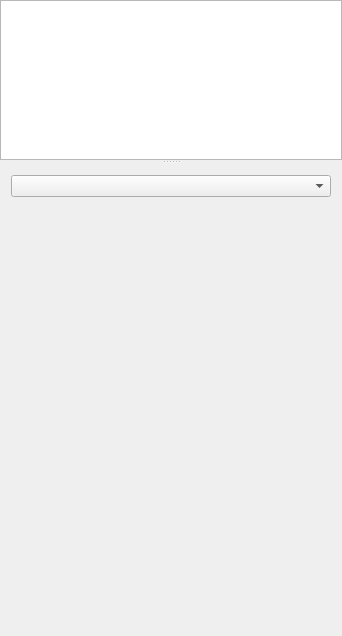
Old version of the form src/ui/qgsgenericprojectionselectorbase.ui in the repository qgis/QGIS.
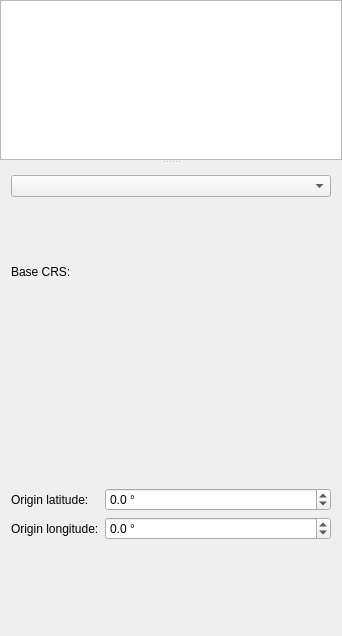
New version of the form. The open tabs and pages were chosen to show the change. Icons and pictures are not drawn. Custom widgets are drawn as their Qt base class.

Commit message: replace QgsProjectionSelectionTreeWidget with QgsCrsSelectionWidget - move allowTopocentricConversion to qgisapp.cpp - remove test case for allowTopocentricConversion, moved to qgisapp - add GUI for topocentric

```diff
--- a/src/ui/qgsgenericprojectionselectorbase.ui
+++ b/src/ui/qgsgenericprojectionselectorbase.ui
@@ -126,6 +126,82 @@
            </item>
           </layout>
          </widget>
+         <widget class="QWidget" name="mPageTopocentric">
+          <layout class="QVBoxLayout" name="verticalLayoutTopocentric">
+           <property name="leftMargin">
+            <number>0</number>
+           </property>
+           <property name="topMargin">
+            <number>0</number>
+           </property>
+           <property name="rightMargin">
+            <number>0</number>
+           </property>
+           <property name="bottomMargin">
+            <number>0</number>
+           </property>
+           <item>
+            <widget class="QLabel" name="mLabelTopoBaseCrs">
+             <property name="text">
+              <string>Base CRS:</string>
+             </property>
+            </widget>
+           </item>
+           <item>
+            <widget class="QgsProjectionSelectionTreeWidget" name="mTopocentricBaseSelector" native="true"/>
+           </item>
+           <item>
+            <layout class="QFormLayout" name="formLayoutTopoOrigin">
+             <item row="0" column="0">
+              <widget class="QLabel" name="mLabelTopoLat">
+               <property name="text">
+                <string>Origin latitude:</string>
+               </property>
+              </widget>
+             </item>
+             <item row="0" column="1">
+              <widget class="QgsDoubleSpinBox" name="mSpinBoxTopoLat">
+               <property name="minimum">
+                <double>-90.000000000000000</double>
+               </property>
+               <property name="maximum">
+                <double>90.000000000000000</double>
+               </property>
+               <property name="decimals">
+                <number>1</number>
+               </property>
+               <property name="suffix">
+                <string> °</string>
+               </property>
+              </widget>
+             </item>
+             <item row="1" column="0">
+              <widget class="QLabel" name="mLabelTopoLon">
+               <property name="text">
+                <string>Origin longitude:</string>
+               </property>
+              </widget>
+             </item>
+             <item row="1" column="1">
+              <widget class="QgsDoubleSpinBox" name="mSpinBoxTopoLon">
+               <property name="minimum">
+                <double>-180.000000000000000</double>
+               </property>
+               <property name="maximum">
+                <double>180.000000000000000</double>
+               </property>
+               <property name="decimals">
+                <number>1</number>
+               </property>
+               <property name="suffix">
+                <string> °</string>
+               </property>
+              </widget>
+             </item>
+            </layout>
+           </item>
+          </layout>
+         </widget>
         </widget>
        </item>
       </layout>
@@ -154,6 +230,11 @@
    <header>qgspanelwidget.h</header>
    <container>1</container>
   </customwidget>
+  <customwidget>
+   <class>QgsDoubleSpinBox</class>
+   <extends>QDoubleSpinBox</extends>
+   <header>qgsdoublespinbox.h</header>
+  </customwidget>
  </customwidgets>
  <resources/>
  <connections/>
```
The commit also changes 14 other files.
